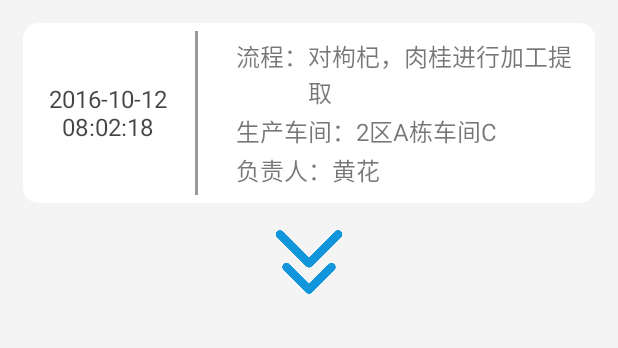
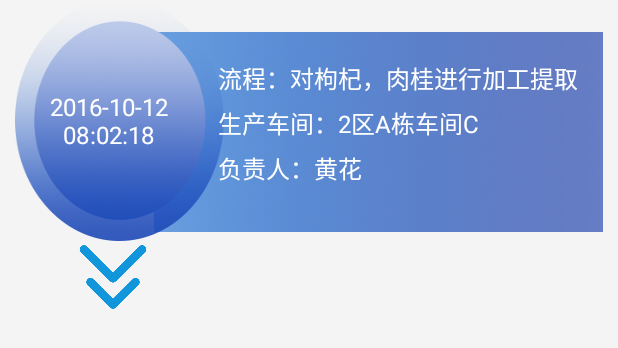
Before and after one commit to DemonHXD/TraceabilitySystem, an Android app: the layout item_process.xml on its own in the app's theme, with its tools: preview values and no code run, on a phone screen of 412 x 824 dp. Shown: the top 348 px of the screen. Run offline under Robolectric (Android 15) with nearby library versions, the phone set to English and light mode, and no system bars.

Commit message:
生产流程美化成功

```diff
--- a/app/src/main/res/layout/item_process.xml
+++ b/app/src/main/res/layout/item_process.xml
@@ -2,55 +2,47 @@
 
 <LinearLayout
         xmlns:android="http://schemas.android.com/apk/res/android"
-        xmlns:app="http://schemas.android.com/apk/res-auto"
         android:layout_width="match_parent"
         android:layout_height="wrap_content"
         android:orientation="vertical">
-    <!--后半部分-->
-    <android.support.v7.widget.CardView
-            android:layout_width="match_parent"
+
+    <RelativeLayout
+            android:layout_width="wrap_content"
             android:layout_height="wrap_content"
-            app:cardCornerRadius="10dp"
-            android:layout_margin="15dp">
-
+            android:layout_marginLeft="10dp"
+            android:layout_marginRight="10dp"
+            android:background="@mipmap/ic_item_process">
 
         <LinearLayout
                 android:layout_width="match_parent"
                 android:layout_height="wrap_content"
                 android:orientation="horizontal">
-
             <!--左边 时间-->
             <TextView
                     android:id="@+id/tv_time_itemProcess"
                     android:layout_width="85dp"
-                    android:layout_height="match_parent"
-                    android:layout_marginLeft="14dp"
+                    android:layout_height="wrap_content"
+                    android:layout_marginLeft="20dp"
                     android:gravity="center"
+                    android:layout_marginTop="60dp"
                     android:lines="2"
                     android:text="2016-10-12 08:02:18"
-                    android:textColor="@color/black70"
+                    android:textColor="@color/white"
                     android:textSize="16sp"/>
 
-            <!--分割线-->
-            <TextView
-                    android:layout_width="2dp"
-                    android:layout_height="match_parent"
-                    android:layout_marginTop="5dp"
-                    android:layout_marginBottom="5dp"
-                    android:background="@color/black40"
-                    android:layout_marginLeft="15dp"
-                    android:layout_marginRight="15dp"/>
-
             <LinearLayout
-                    android:layout_width="match_parent"
+                    android:layout_width="wrap_content"
                     android:layout_height="wrap_content"
+                    android:layout_marginTop="20dp"
+                    android:layout_marginLeft="20dp"
+                    android:padding="10dp"
                     android:layout_gravity="center"
-                    android:padding="10dp"
+                    android:gravity="left"
                     android:orientation="vertical">
 
                 <!--流程-->
                 <LinearLayout
-                        android:layout_width="match_parent"
+                        android:layout_width="wrap_content"
                         android:layout_height="wrap_content"
                         android:orientation="horizontal">
 
@@ -58,7 +50,7 @@
                             android:layout_width="wrap_content"
                             android:layout_height="wrap_content"
                             android:text="流程："
-                            android:textColor="@color/black50"
+                            android:textColor="@color/white"
                             android:textSize="16sp"/>
 
                     <TextView
@@ -66,23 +58,23 @@
                             android:layout_width="wrap_content"
                             android:layout_height="wrap_content"
                             android:text="对枸杞，肉桂进行加工提取"
-                            android:textColor="@color/black50"
+                            android:textColor="@color/white"
                             android:textSize="16sp"/>
 
                 </LinearLayout>
 
                 <!--生产车间-->
                 <LinearLayout
-                        android:layout_width="match_parent"
+                        android:layout_width="wrap_content"
                         android:layout_height="wrap_content"
-                        android:layout_marginTop="2dp"
+                        android:layout_marginTop="6dp"
                         android:orientation="horizontal">
 
                     <TextView
                             android:layout_width="wrap_content"
                             android:layout_height="wrap_content"
                             android:text="生产车间："
-                            android:textColor="@color/black50"
+                            android:textColor="@color/white"
                             android:textSize="16sp"/>
 
                     <TextView
@@ -90,23 +82,23 @@
                             android:layout_width="wrap_content"
                             android:layout_height="wrap_content"
                             android:text="2区A栋车间C"
-                            android:textColor="@color/black50"
+                            android:textColor="@color/white"
                             android:textSize="16sp"/>
 
                 </LinearLayout>
 
                 <!--负责人-->
                 <LinearLayout
-                        android:layout_width="match_parent"
+                        android:layout_width="wrap_content"
                         android:layout_height="wrap_content"
-                        android:layout_marginTop="2dp"
+                        android:layout_marginTop="6dp"
                         android:orientation="horizontal">
 
                     <TextView
                             android:layout_width="wrap_content"
                             android:layout_height="wrap_content"
                             android:text="负责人："
-                            android:textColor="@color/black50"
+                            android:textColor="@color/white"
                             android:textSize="16sp"/>
 
                     <TextView
@@ -114,27 +106,22 @@
                             android:layout_width="wrap_content"
                             android:layout_height="wrap_content"
                             android:text="黄花"
-                            android:textColor="@color/black50"
+                            android:textColor="@color/white"
                             android:textSize="16sp"/>
 
                 </LinearLayout>
 
             </LinearLayout>
+
         </LinearLayout>
-    </android.support.v7.widget.CardView>
 
-    <LinearLayout
-            android:layout_width="match_parent"
-            android:layout_height="wrap_content"
-            android:layout_gravity="center"
-            android:gravity="center">
+    </RelativeLayout>
 
-        <ImageView
-                android:id="@+id/iv_bottomArrow_process"
-                android:layout_width="48dp"
-                android:layout_height="48dp"
-                android:src="@mipmap/ic_bottom_jt"
-                android:layout_gravity="center"/>
+    <ImageView
+            android:id="@+id/iv_bottomArrow_process"
+            android:layout_width="48dp"
+            android:layout_height="48dp"
+            android:layout_marginLeft="51dp"
+            android:src="@mipmap/ic_bottom_jt"/>
 
-    </LinearLayout>
 </LinearLayout>
```
Also changed, not shown: app/src/main/res/layout/activity_production_process.xml (+43 -35 lines), app/src/main/res/mipmap-hdpi/ic_bg_process.png (added), app/src/main/res/mipmap-hdpi/ic_image_process.png (added), app/src/main/res/mipmap-hdpi/ic_item_process.png (added), app/src/main/res/mipmap-hdpi/ic_rectangle_process.png (added), app/src/main/res/mipmap-hdpi/ic_rectangle_vertical.png (added).
